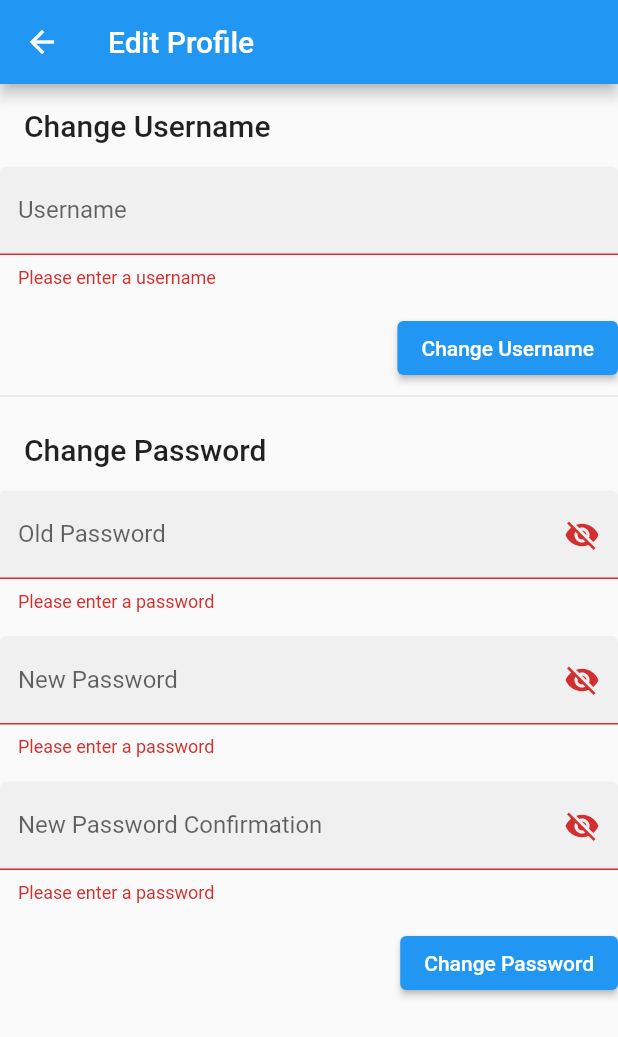
After one commit to fiubademy/FrontUbademy, a Flutter app: the EditProfilePage screen opened directly, after a tap on "Change Username", after a tap on "Change Password", on a phone screen of 412 x 824 dp. The commit adds this screen. Shown: the top 1037 px of the screen. Run offline on Flutter 3.47's test engine with Material 2 defaults, Android fonts, the phone set to English and light mode, and no system bars; our stand-ins replace flutter_rating_bar, flutter_secure_storage, flutter_signin_button, geocoding, geolocator, google_sign_in and 2 more; missing offline and left inert: material_tag_editor; accounts and stored records are empty.

Commit message:
[ADD] Editar perfil y cambiar contraseña - Falta updatear datos en la app al cambiar username

```diff
--- /dev/null
+++ b/fiubademy/lib/src/pages/edit_profile.dart
@@ -0,0 +1,226 @@
+import 'package:fiubademy/src/services/user.dart';
+import 'package:flutter/material.dart';
+import 'package:provider/provider.dart';
+import 'package:fiubademy/src/services/auth.dart';
+import 'package:fiubademy/src/services/server.dart';
+
+class EditProfilePage extends StatefulWidget {
+  @override
+  _EditInfoState createState() => _EditInfoState();
+}
+
+class _EditInfoState extends State<EditProfilePage> {
+  final _editInfoKey = GlobalKey<FormState>();
+  final _changePasswordFormKey = GlobalKey<FormState>();
+  bool isLoadingInfo = false;
+  bool isLoadingPassword = false;
+  final _usernameController = TextEditingController();
+  bool _passwordObscured = true;
+  bool _passwordConfirmationObscured = true;
+  bool _oldPasswordObscured = true;
+  final _oldPasswordController = TextEditingController();
+  final _passwordController = TextEditingController();
+  final _passwordConfirmationController = TextEditingController();
+
+  String? _validatePassword(String? value) {
+    if (value == null || value.isEmpty) {
+      return 'Please enter a password';
+    }
+    return null;
+  }
+
+  String? _validatePasswordConfirmation(String? value) {
+    if (value == null || value.isEmpty) {
+      return 'Please enter a password';
+    }
+    if (_passwordController.text != value) {
+      return 'Password confirmation must equal password';
+    }
+    return null;
+  }
+
+  String? _validateUsername(value) {
+    if (value == null || value.isEmpty) {
+      return 'Please enter a username';
+    }
+    if (!RegExp(r"^[A-Za-z]+$").hasMatch(value.toLowerCase())) {
+      return 'Please use only alphabetical characters';
+    }
+    return null;
+  }
+
+  void _editInfo(BuildContext context) async {
+    setState(() {
+      isLoadingInfo = true;
+    });
+    final Auth auth = Provider.of<Auth>(context, listen: false);
+    FocusScope.of(context).unfocus();
+    if (_editInfoKey.currentState!.validate()) {
+      String? result = await Server.editInfoUser(
+        _usernameController.text,
+        auth
+      );
+      if (result != null) {
+        final snackBar = SnackBar(content: Text(result));
+        ScaffoldMessenger.of(context).showSnackBar(snackBar);
+      }
+    }
+    setState(() {
+      isLoadingInfo = false;
+    });
+  }
+
+  void _changePassword(BuildContext context) async {
+    setState(() {
+      isLoadingPassword = true;
+    });
+    final Auth auth = Provider.of<Auth>(context, listen: false);
+    FocusScope.of(context).unfocus();
+    if (_changePasswordFormKey.currentState!.validate()) {
+      String? result = await Server.changePassword(
+        _oldPasswordController.text,
+        _passwordController.text,
+        auth
+      );
+      if (result != null) {
+        final snackBar = SnackBar(content: Text(result));
+        ScaffoldMessenger.of(context).showSnackBar(snackBar);
+      }
+    }
+    setState(() {
+      isLoadingPassword = false;
+    });
+  }
+
+  @override
+  Widget build(BuildContext context) {
+    return Scaffold(
+      appBar: AppBar(title: const Text('Edit Profile')),
+      body:Column(
+        children:[
+          Padding(
+            padding: const EdgeInsets.fromLTRB(16.0, 16.0, 16.0, 16.0),
+            child: Align(
+              alignment: Alignment.centerLeft,
+              child: Text(
+                'Change Username',
+                style: Theme.of(context).textTheme.headline6,
+              ),
+            ),
+          ),
+          Form(
+            key: _editInfoKey,
+            child:
+              TextFormField(
+                textInputAction: TextInputAction.next,
+                controller: _usernameController,
+                validator: (value) => _validateUsername(value),
+                autovalidateMode: AutovalidateMode.onUserInteraction,
+                decoration: const InputDecoration(
+                  labelText: 'Username',
+                  filled: true,
+                ),
+              ),
+          ),
+          const SizedBox(height: 16.0),
+          Align(
+            alignment: Alignment.centerRight,
+            child:
+              isLoadingInfo
+                ? const CircularProgressIndicator()
+                : ElevatedButton(
+                    onPressed: (){_editInfo(context);},
+                    child: const Text('Change Username'),
+                  ),
+          ),
+          const Divider(),
+          Padding(
+            padding: const EdgeInsets.fromLTRB(16.0, 16.0, 16.0, 16.0),
+            child: Align(
+              alignment: Alignment.centerLeft,
+              child: Text(
+                'Change Password',
+                style: Theme.of(context).textTheme.headline6,
+              ),
+            ),
+          ),
+          Form(
+            key: _changePasswordFormKey,
+            child:
+              Column(children: [
+                TextFormField(
+                  textInputAction: TextInputAction.next,
+                  controller: _oldPasswordController,
+                  obscureText: _oldPasswordObscured,
+                  validator: (value) => _validatePassword(value),
+                  decoration: InputDecoration(
+                      labelText: 'Old Password',
+                      filled: true,
+                      suffixIcon: IconButton(
+                          onPressed: () {
+                            setState(() {
+                              _oldPasswordObscured = !_oldPasswordObscured;
+                            });
+                          },
+                          icon: Icon(_oldPasswordObscured
+                              ? Icons.visibility_off
+                              : Icons.visibility))),
+                ),
+                const SizedBox(height: 16.0),
+                TextFormField(
+                  textInputAction: TextInputAction.next,
+                  controller: _passwordController,
+                  obscureText: _passwordObscured,
+                  validator: (value) => _validatePassword(value),
+                  decoration: InputDecoration(
+                      labelText: 'New Password',
+                      filled: true,
+                      suffixIcon: IconButton(
+                          onPressed: () {
+                            setState(() {
+                              _passwordObscured = !_passwordObscured;
+                            });
+                          },
+                          icon: Icon(_passwordObscured
+                              ? Icons.visibility_off
+                              : Icons.visibility))),
+                ),
+                const SizedBox(height: 16.0),
+                TextFormField(
+                  textInputAction: TextInputAction.done,
+                  controller: _passwordConfirmationController,
+                  obscureText: _passwordConfirmationObscured,
+                  validator: (value) => _validatePasswordConfirmation(value),
+                  decoration: InputDecoration(
+                      labelText: 'New Password Confirmation',
+                      filled: true,
+                      suffixIcon: IconButton(
+                          onPressed: () {
+                            setState(() {
+                              _passwordConfirmationObscured =
+                                  !_passwordConfirmationObscured;
+                            });
+                          },
+                          icon: Icon(_passwordConfirmationObscured
+                              ? Icons.visibility_off
+                              : Icons.visibility))),
+                ),
+              ],
+            ),
+          ),
+          const SizedBox(height: 16.0),
+          Align(
+            alignment: Alignment.centerRight,
+            child:
+              isLoadingPassword
+                  ? const CircularProgressIndicator()
+                  : ElevatedButton(
+                      onPressed: () => _changePassword(context),
+                      child: const Text('Change Password'),
+                    ),
+          ),
+        ]
+      )
+    );
+  }
+}
--- a/fiubademy/lib/src/pages/profile.dart
+++ b/fiubademy/lib/src/pages/profile.dart
@@ -1,3 +1,4 @@
+import 'package:fiubademy/src/pages/edit_profile.dart';
 import 'package:fiubademy/src/pages/my_collaborations.dart';
 import 'package:fiubademy/src/pages/my_courses.dart';
 import 'package:fiubademy/src/pages/my_inscriptions.dart';
@@ -74,7 +75,9 @@ class _ProfilePersonalDataCard extends StatelessWidget {
                     style: Theme.of(context).textTheme.headline6),
                 const Spacer(),
                 if (isSelf)
-                  IconButton(onPressed: () {}, icon: const Icon(Icons.edit)),
+                  IconButton(onPressed: () {
+                    Navigator.push(context, MaterialPageRoute(builder: (context) => EditProfilePage()));
+                  }, icon: const Icon(Icons.edit)),
               ],
             ),
           ),
--- a/fiubademy/lib/src/services/server.dart
+++ b/fiubademy/lib/src/services/server.dart
@@ -1,5 +1,6 @@
 import 'dart:convert';
 import 'dart:io';
+import 'package:fiubademy/src/pages/edit_profile.dart';
 import 'package:http/http.dart' as http;
 
 import 'package:fiubademy/src/services/auth.dart';
@@ -103,6 +104,65 @@ class Server {
         return 'Failed to sign up. Please try again in a few minutes';
     }
   }
+
+  /*Edits User's Username in the API. Returns null on success or error string in failure.*/
+
+  static Future<String?> editInfoUser(
+    String newUsername, Auth auth
+  ) async {
+    final Map<String, String> body = {
+      'username': newUsername
+    };
+    final response = await http.patch(
+      Uri.https(url, "/users/${auth.userToken}"),
+      headers: <String, String>{
+        HttpHeaders.contentTypeHeader: 'application/json',
+      },
+      body: jsonEncode(body)
+    );
+    switch (response.statusCode) {
+      case HttpStatus.ok:
+        return 'Your username has been correctly changed.';
+      case _invalidToken:
+        auth.deleteAuth();
+        return 'Invalid credentials. Please login again';
+      default:
+        return 'Failed to edit username. Please try again in a few minutes';
+    }
+  }
+
+  /* Changes user password when giving it the correct old user's password. Returns an OK message on success, and an error string on failure. */
+
+  static Future<String?> changePassword(
+    String oldPassword, String newPassword, Auth auth
+  ) async {
+    final Map<String, String> body = {
+      "oldPassword": oldPassword,
+      "newPassword": newPassword
+    };
+    final response = await http.patch(
+      Uri.https(url, "/users/changePassword/${auth.userToken}"),
+      headers: <String, String>{
+        HttpHeaders.contentTypeHeader: 'application/json',
+      },
+      body: jsonEncode(body)
+    );
+    print(response.body);
+    switch (response.statusCode) {
+      case HttpStatus.accepted:
+        return 'Your password has been succesfully changed.';
+      case HttpStatus.notAcceptable:
+        return 'Failed to change password. New password must have 8 or more characters.';
+      case HttpStatus.badRequest:
+        return 'Failed to change password. Your old Password is not correct.';
+      case _invalidToken:
+        auth.deleteAuth();
+        return 'Invalid credentials. Please login again';
+      default:
+        return 'Failed to change password. Please try again in a few minutes';
+    }
+  }
+
 
   /* Logs out the user manually */
 
```
